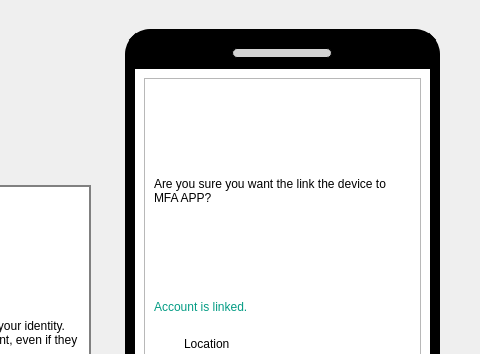
The window that src/views_ui/register_views/totp_view.ui (devforgely/MFA-Simulator) describes before a commit, drawn with Qt 5; both pictures show x 320 to 800 and y 0 to 354 of the 800 by 720 pixel window.
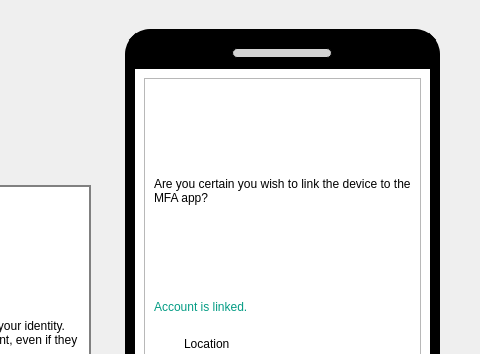
The same window after the commit. The open tabs and pages were chosen to show the change. Icons and pictures are not drawn.

Diff of the .ui file:
```diff
--- a/src/views_ui/register_views/totp_view.ui
+++ b/src/views_ui/register_views/totp_view.ui
@@ -362,7 +362,7 @@
              <item>
               <widget class="QLabel" name="label_8">
                <property name="text">
-                <string>Are you sure you want the link the device to MFA APP?</string>
+                <string>Are you certain you wish to link the device to the MFA app?</string>
                </property>
                <property name="wordWrap">
                 <bool>true</bool>
```
